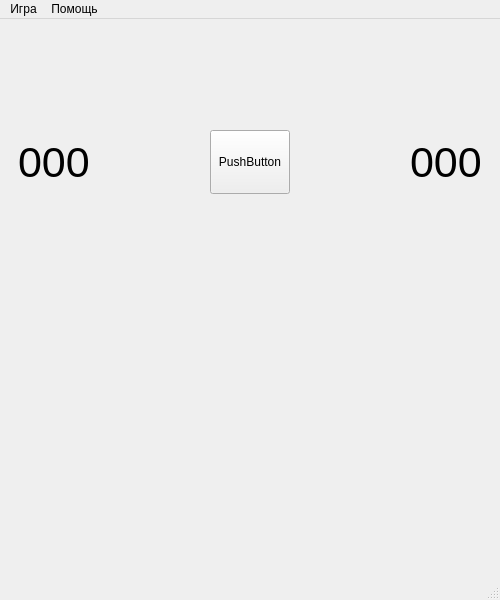
First picture: the form in gamewindow.ui, repository JudasCry/Minesweeper-C-Qt, before the edit.
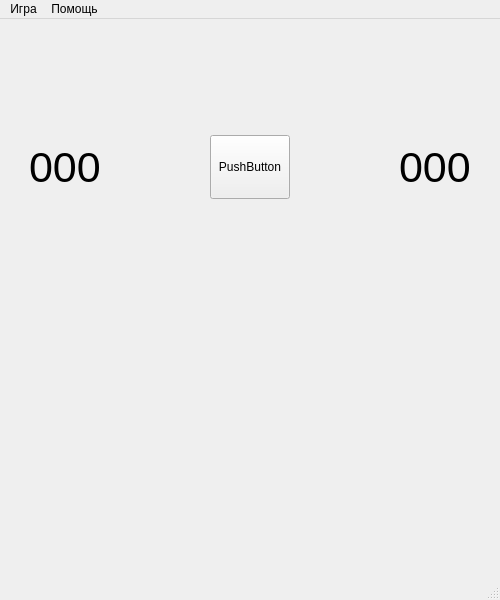
Second picture: the form after the edit.

Patch:
```diff
--- a/gamewindow.ui
+++ b/gamewindow.ui
@@ -12,21 +12,39 @@
   </property>
   <property name="minimumSize">
    <size>
-    <width>500</width>
-    <height>600</height>
+    <width>0</width>
+    <height>0</height>
    </size>
   </property>
   <property name="windowTitle">
    <string>MainWindow</string>
   </property>
   <widget class="QWidget" name="centralwidget">
+   <property name="minimumSize">
+    <size>
+     <width>0</width>
+     <height>0</height>
+    </size>
+   </property>
    <layout class="QVBoxLayout" name="verticalLayout">
+    <property name="leftMargin">
+     <number>20</number>
+    </property>
+    <property name="topMargin">
+     <number>20</number>
+    </property>
+    <property name="rightMargin">
+     <number>20</number>
+    </property>
+    <property name="bottomMargin">
+     <number>20</number>
+    </property>
     <item>
      <widget class="QWidget" name="headerWidget" native="true">
       <property name="minimumSize">
        <size>
         <width>0</width>
-        <height>0</height>
+        <height>100</height>
        </size>
       </property>
       <property name="layoutDirection">
@@ -107,6 +125,12 @@
     </item>
     <item>
      <widget class="QWidget" name="gameArea" native="true">
+      <property name="minimumSize">
+       <size>
+        <width>0</width>
+        <height>0</height>
+       </size>
+      </property>
       <property name="layoutDirection">
        <enum>Qt::LayoutDirection::LeftToRight</enum>
       </property>
```
Left out of the diff: 8 changed lines with no effect on the pictures.
